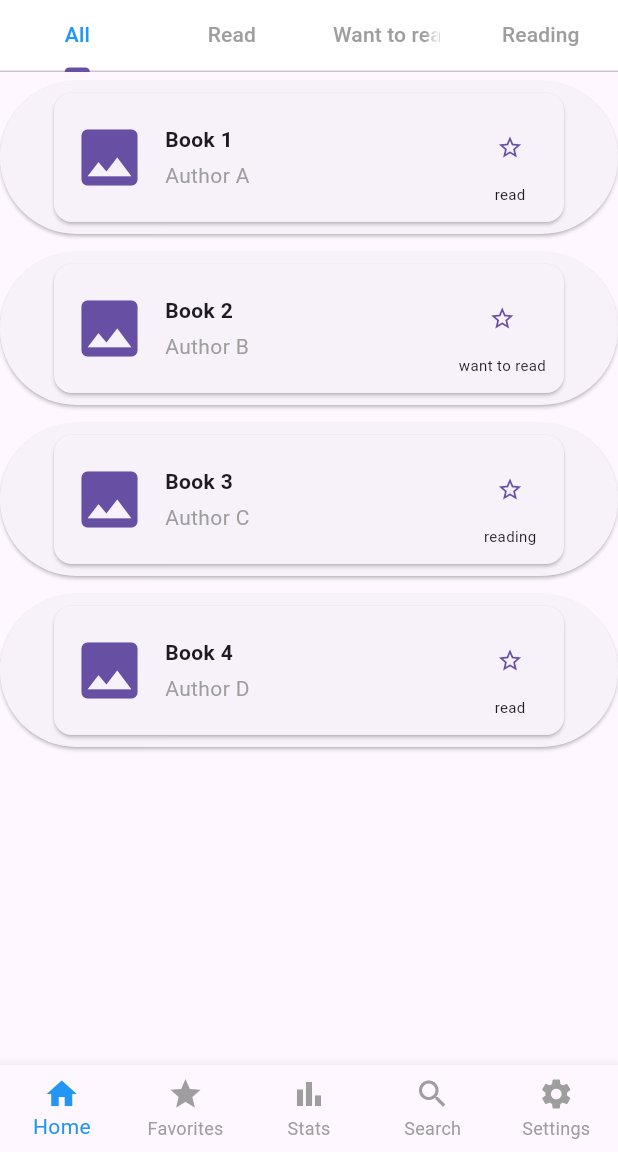
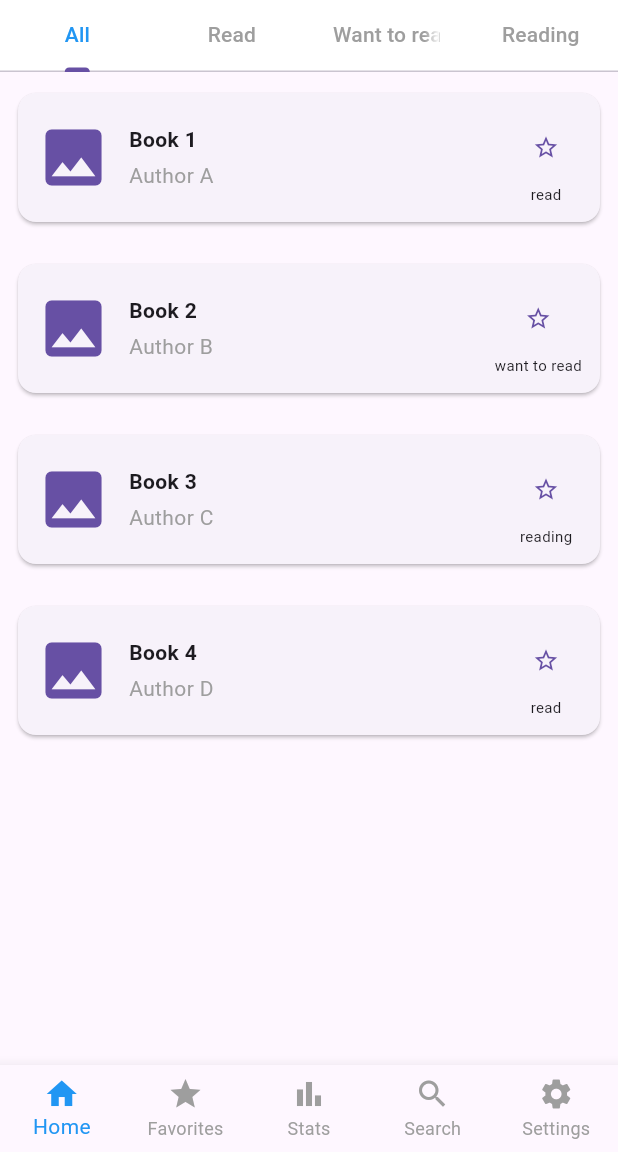
Before and after one commit to mohamed-ahmad2/BookTrail, a Flutter app: the screen it shows after launch, on a phone screen of 412 x 824 dp, the part 84-1236 px from its top. Run offline on Flutter 3.47's test engine with Material 3 defaults, Android fonts, the phone set to English and light mode, and no system bars.

Commit message:
Update book card and make the UI more simple

```diff
--- a/lib/views/widgets/home_favorite/custom_book_card.dart
+++ b/lib/views/widgets/home_favorite/custom_book_card.dart
@@ -19,6 +19,11 @@ class BookCard extends StatelessWidget {
   @override
   Widget build(BuildContext context) {
     return ElevatedButton(
+      style: ElevatedButton.styleFrom(
+        backgroundColor: Colors.transparent,
+        shadowColor: Colors.transparent,
+        padding: EdgeInsets.zero,
+      ),
       onPressed: () {
         Navigator.push(
           context,
```
